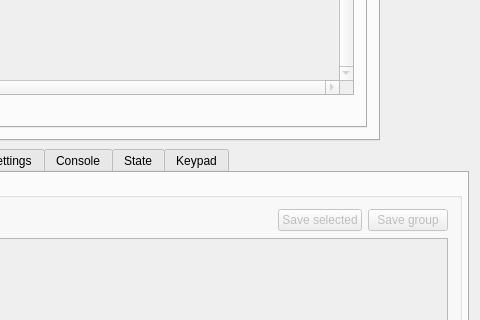
The window that gui/qt/mainwindow.ui (CE-Programming/CEmu) describes before a commit, drawn with Qt 5; both pictures show x 622 to 1102 and y 357 to 677 of the 1102 by 1005 pixel window.
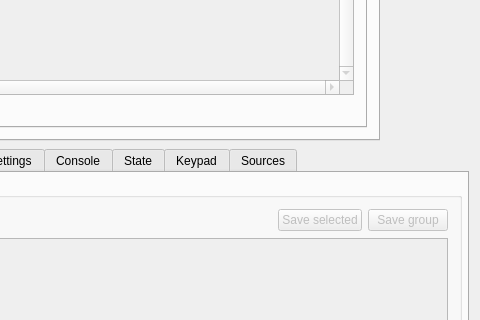
The same window after the commit. Icons and pictures are not drawn. Custom widgets are drawn as their Qt base class.

Commit message: Implement source view and highlight current line.

```diff
--- a/gui/qt/mainwindow.ui
+++ b/gui/qt/mainwindow.ui
@@ -10396,6 +10396,11 @@
        </attribute>
        <layout class="QHBoxLayout" name="horizontalLayout_27"/>
       </widget>
+      <widget class="SourcesWidget" name="sources">
+       <attribute name="title">
+        <string>Sources</string>
+       </attribute>
+      </widget>
      </widget>
     </item>
    </layout>
@@ -11005,6 +11010,12 @@
    <header>keypad/keypadwidget.h</header>
    <container>1</container>
   </customwidget>
+  <customwidget>
+   <class>SourcesWidget</class>
+   <extends>QWidget</extends>
+   <header>sourceswidget.h</header>
+   <container>1</container>
+  </customwidget>
   <customwidget>
    <class>DataWidget</class>
    <extends>QPlainTextEdit</extends>
```
The commit also changes 5 other files.
